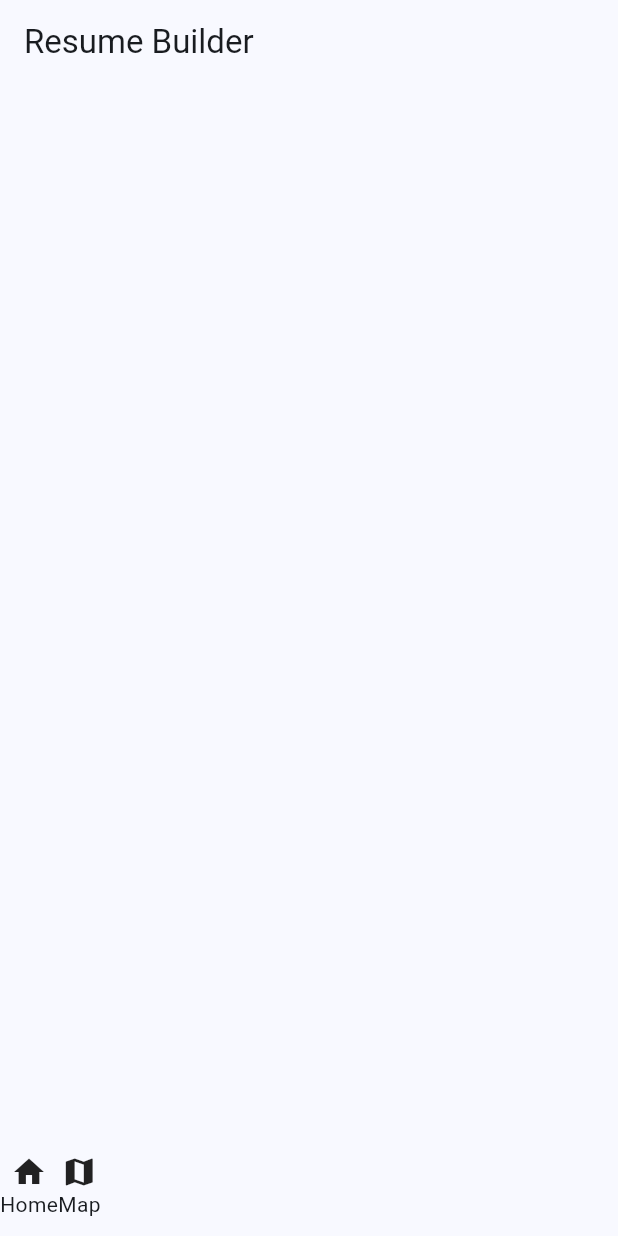
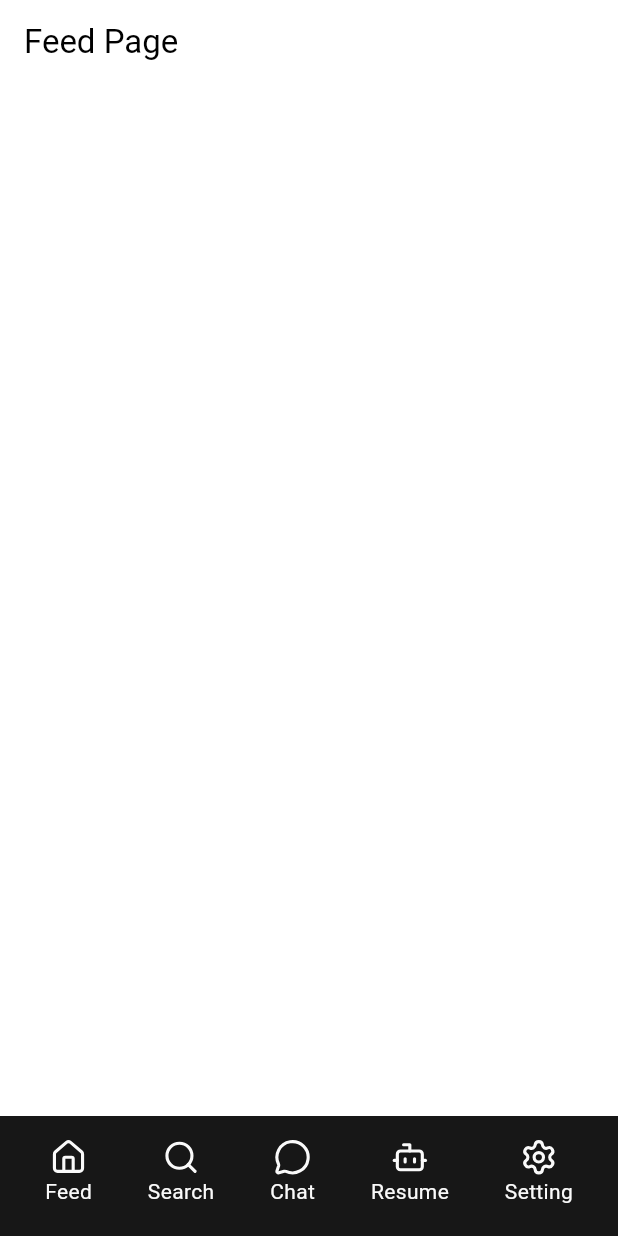
Before and after one commit to RithyBondeth/ApsaraTalent-Mobile, a Flutter app: the screen it shows after launch, on a phone screen of 412 x 824 dp. Run offline on Flutter 3.47's test engine with Material 3 defaults, Android fonts, the phone set to English and light mode, and no system bars; our stand-ins replace auto_route, flex_color_scheme, flutter_dotenv, flutter_riverpod, lucide_icons_flutter.

Commit message:
setup route and theme color

```diff
--- /dev/null
+++ b/lib/features/chat/presentation/screens/chat_screen.dart
@@ -0,0 +1,16 @@
+import 'package:auto_route/auto_route.dart';
+import 'package:flutter/material.dart';
+
+@RoutePage()
+class ChatScreen extends StatelessWidget {
+  const ChatScreen({super.key});
+
+  @override
+  Widget build(BuildContext context) {
+    return Scaffold(
+      appBar: AppBar(
+        title: Text('Chat Page'),
+      ),
+    );
+  }
+}
--- /dev/null
+++ b/lib/features/feed/presentation/screens/feed_screen.dart
@@ -0,0 +1,16 @@
+import 'package:auto_route/auto_route.dart';
+import 'package:flutter/material.dart';
+
+@RoutePage()
+class FeedScreen extends StatelessWidget {
+  const FeedScreen({super.key});
+
+  @override
+  Widget build(BuildContext context) {
+    return Scaffold(
+      appBar: AppBar(
+        title: Text('Feed Page'),
+      ),
+    );
+  }
+}
--- a/lib/features/navigation/presentation/screens/main_screen.dart
+++ b/lib/features/navigation/presentation/screens/main_screen.dart
@@ -17,7 +17,11 @@ class MainScreen extends ConsumerWidget {
         backgroundColor: Colors.transparent,
         extendBody: true,
         routes: const [
+          FeedRoute(),
+          SearchRoute(),
+          ChatRoute(),
           ResumeBuilderRoute(),
+          SettingRoute(),
         ],
         bottomNavigationBuilder: (context, tabsRouter) {
           return CustomBottomNavigationBar(tabsRouter: tabsRouter);
--- a/lib/features/navigation/presentation/widgets/custom_bottom_navigation.dart
+++ b/lib/features/navigation/presentation/widgets/custom_bottom_navigation.dart
@@ -1,30 +1,67 @@
+import 'package:apsaratalent_mobile/features/navigation/presentation/widgets/custom_bottom_navigation_item.dart';
+import 'package:apsaratalent_mobile/features/navigation/providers/bottom_navigation_provider.dart';
+import 'package:apsaratalent_mobile/shared/extensions/color_extensions.dart';
 import 'package:auto_route/auto_route.dart';
 import 'package:flutter/material.dart';
+import 'package:flutter_riverpod/flutter_riverpod.dart';
+import 'package:lucide_icons_flutter/lucide_icons.dart';
 
-class CustomBottomNavigationBar extends StatelessWidget {
+class CustomBottomNavigationBar extends ConsumerWidget {
   final TabsRouter tabsRouter;
   const CustomBottomNavigationBar({super.key, required this.tabsRouter});
 
   @override
-  Widget build(BuildContext context) {
-    return SizedBox(
-      height: 55,
-      child: Row(
-        children: [
-          Column(
+  Widget build(BuildContext context, WidgetRef ref) {
+    return Container(
+        color: context.primary,
+        height: 80,
+        child: Padding(
+          padding: EdgeInsets.symmetric(vertical: 15, horizontal: 30),
+          child: Row(
+            mainAxisAlignment: MainAxisAlignment.spaceBetween,
             children: [
-              Icon(Icons.home),
-              Text('Home'),
+              CustomBottomNavigationItem(
+                icon: LucideIcons.house,
+                label: 'Feed',
+                index: 0,
+                ref: ref,
+                item: BottomNavigationItem.feed,
+                tabRouter: tabsRouter,
+              ),
+              CustomBottomNavigationItem(
+                icon: LucideIcons.search,
+                label: 'Search',
+                index: 1,
+                ref: ref,
+                item: BottomNavigationItem.search,
+                tabRouter: tabsRouter,
+              ),
+              CustomBottomNavigationItem(
+                icon: LucideIcons.messageCircle,
+                label: 'Chat',
+                index: 2,
+                ref: ref,
+                item: BottomNavigationItem.chat,
+                tabRouter: tabsRouter,
+              ),
+              CustomBottomNavigationItem(
+                icon: LucideIcons.bot,
+                label: 'Resume',
+                index: 3,
+                ref: ref,
+                item: BottomNavigationItem.resume,
+                tabRouter: tabsRouter,
+              ),
+              CustomBottomNavigationItem(
+                icon: LucideIcons.settings,
+                label: 'Setting',
+                index: 4,
+                ref: ref,
+                item: BottomNavigationItem.setting,
+                tabRouter: tabsRouter,
+              ),
             ],
           ),
-          Column(
-            children: [
-              Icon(Icons.map),
-              Text('Map'),
-            ],
-          )
-        ],
-      ),
-    );
+        ));
   }
 }
--- /dev/null
+++ b/lib/features/navigation/presentation/widgets/custom_bottom_navigation_item.dart
@@ -0,0 +1,48 @@
+import 'package:apsaratalent_mobile/features/navigation/providers/bottom_navigation_provider.dart';
+import 'package:apsaratalent_mobile/shared/extensions/color_extensions.dart';
+import 'package:auto_route/auto_route.dart';
+import 'package:flutter/material.dart';
+import 'package:flutter_riverpod/flutter_riverpod.dart';
+
+class CustomBottomNavigationItem extends StatelessWidget {
+  final IconData icon;
+  final String label;
+  final int index;
+  final BottomNavigationItem item;
+  final WidgetRef ref;
+  final TabsRouter tabRouter;
+  const CustomBottomNavigationItem({
+    super.key,
+    required this.icon,
+    required this.label,
+    required this.index,
+    required this.item,
+    required this.ref,
+    required this.tabRouter,
+  });
+
+  @override
+  Widget build(BuildContext context) {
+    //final isSelected = tabRouter.activeIndex == index;
+
+    return InkWell(
+      onTap: () {
+        tabRouter.setActiveIndex(index);
+        ref.read(bottomNavigationProvider.notifier).state == item;
+      },
+      child: Column(
+        children: [
+          Icon(
+            icon,
+            size: 25,
+            color: context.primaryForeground,
+          ),
+          Text(label,
+              style: TextStyle(
+                color: context.primaryForeground,
+              )),
+        ],
+      ),
+    );
+  }
+}
--- /dev/null
+++ b/lib/features/navigation/providers/bottom_navigation_provider.dart
@@ -0,0 +1,6 @@
+import 'package:flutter_riverpod/flutter_riverpod.dart';
+
+enum BottomNavigationItem { feed, search, chat, resume, setting }
+
+final bottomNavigationProvider =
+    StateProvider((ref) => BottomNavigationItem.feed);
--- /dev/null
+++ b/lib/features/search/presentation/screens/search_screen.dart
@@ -0,0 +1,16 @@
+import 'package:auto_route/auto_route.dart';
+import 'package:flutter/material.dart';
+
+@RoutePage()
+class SearchScreen extends StatelessWidget {
+  const SearchScreen({super.key});
+
+  @override
+  Widget build(BuildContext context) {
+    return Scaffold(
+      appBar: AppBar(
+        title: Text('Search Page'),
+      ),
+    );
+  }
+}
--- /dev/null
+++ b/lib/features/setting/presentation/screens/setting_page.dart
@@ -0,0 +1,16 @@
+import 'package:auto_route/auto_route.dart';
+import 'package:flutter/material.dart';
+
+@RoutePage()
+class SettingScreen extends StatelessWidget {
+  const SettingScreen({super.key});
+
+  @override
+  Widget build(BuildContext context) {
+    return Scaffold(
+      appBar: AppBar(
+        title: Text('Setting Page'),
+      ),
+    );
+  }
+}
--- a/lib/main/app.dart
+++ b/lib/main/app.dart
@@ -1,6 +1,7 @@
 import 'package:flutter/material.dart';
 import 'package:flutter_riverpod/flutter_riverpod.dart';
 import '../routes/app_route.dart';
+import '../shared/themes/app_theme.dart';
 
 class App extends ConsumerWidget {
   const App({super.key});
@@ -13,10 +14,9 @@ class App extends ConsumerWidget {
       title: 'Apsara Talent',
       debugShowCheckedModeBanner: false,
       routerConfig: appRouter.config(),
-      theme: ThemeData(
-        colorScheme: ColorScheme.fromSeed(seedColor: Colors.blue),
-        useMaterial3: true,
-      ),
+      theme: AppTheme.lightTheme,
+      darkTheme: AppTheme.darkTheme,
+      themeMode: ThemeMode.system,
     );
   }
 }
--- a/lib/routes/app_route.dart
+++ b/lib/routes/app_route.dart
@@ -1,3 +1,7 @@
+import 'package:apsaratalent_mobile/features/chat/presentation/screens/chat_screen.dart';
+import 'package:apsaratalent_mobile/features/feed/presentation/screens/feed_screen.dart';
+import 'package:apsaratalent_mobile/features/search/presentation/screens/search_screen.dart';
+import 'package:apsaratalent_mobile/features/setting/presentation/screens/setting_page.dart';
 import 'package:auto_route/auto_route.dart';
 import '../features/navigation/presentation/screens/main_screen.dart';
 import '../features/resume_builder/presentation/screens/resume_builder_screen.dart';
@@ -14,9 +18,25 @@ class AppRouter extends RootStackRouter {
           initial: true,
           children: [
             AutoRoute(
+              page: FeedRoute.page,
+              path: 'feed',
+              initial: true,
+            ),
+            AutoRoute(
+              page: SearchRoute.page,
+              path: 'search',
+            ),
+            AutoRoute(
+              page: ChatRoute.page,
+              path: 'chat',
+            ),
+            AutoRoute(
               page: ResumeBuilderRoute.page,
               path: 'resume-builder',
-              initial: true,
+            ),
+            AutoRoute(
+              page: SettingRoute.page,
+              path: 'setting',
             ),
           ],
         ),
--- /dev/null
+++ b/lib/shared/extensions/color_extensions.dart
@@ -0,0 +1,53 @@
+import 'package:apsaratalent_mobile/shared/themes/shadcn_colors.dart';
+import 'package:flutter/material.dart';
+
+extension ShadCnColorExtensions on BuildContext {
+  // Get the color scheme
+  ColorScheme get colorScheme => Theme.of(this).colorScheme;
+
+  // Get brightness
+  bool get isDark => Theme.of(this).brightness == Brightness.dark;
+
+  // Shadcn-style color getters
+  Color get background =>
+      isDark ? ShadCnColors.darkBackground : ShadCnColors.lightBackground;
+  Color get foreground =>
+      isDark ? ShadCnColors.darkForeground : ShadCnColors.lightForeground;
+  Color get card => isDark ? ShadCnColors.darkCard : ShadCnColors.lightCard;
+  Color get cardForeground => isDark
+      ? ShadCnColors.darkCardForeground
+      : ShadCnColors.lightCardForeground;
+  Color get popover =>
+      isDark ? ShadCnColors.darkPopover : ShadCnColors.lightPopover;
+  Color get popoverForeground => isDark
+      ? ShadCnColors.darkPopoverForeground
+      : ShadCnColors.lightPopoverForeground;
+  Color get primary =>
+      isDark ? ShadCnColors.darkPrimary : ShadCnColors.lightPrimary;
+  Color get primaryForeground => isDark
+      ? ShadCnColors.darkPrimaryForeground
+      : ShadCnColors.lightPrimaryForeground;
+  Color get secondary =>
+      isDark ? ShadCnColors.darkSecondary : ShadCnColors.lightSecondary;
+  Color get secondaryForeground => isDark
+      ? ShadCnColors.darkSecondaryForeground
+      : ShadCnColors.lightSecondaryForeground;
+  Color get muted => isDark ? ShadCnColors.darkMuted : ShadCnColors.lightMuted;
+  Color get mutedForeground => isDark
+      ? ShadCnColors.darkMutedForeground
+      : ShadCnColors.lightMutedForeground;
+  Color get accent =>
+      isDark ? ShadCnColors.darkAccent : ShadCnColors.lightAccent;
+  Color get accentForeground => isDark
+      ? ShadCnColors.darkAccentForeground
+      : ShadCnColors.lightAccentForeground;
+  Color get destructive =>
+      isDark ? ShadCnColors.darkDestructive : ShadCnColors.lightDestructive;
+  Color get destructiveForeground => isDark
+      ? ShadCnColors.darkDestructiveForeground
+      : ShadCnColors.lightDestructiveForeground;
+  Color get border =>
+      isDark ? ShadCnColors.darkBorder : ShadCnColors.lightBorder;
+  Color get input => isDark ? ShadCnColors.darkInput : ShadCnColors.lightInput;
+  Color get ring => isDark ? ShadCnColors.darkRing : ShadCnColors.lightRing;
+}
--- /dev/null
+++ b/lib/shared/themes/app_theme.dart
@@ -0,0 +1,173 @@
+// lib/theme/app_theme.dart
+import 'package:flex_color_scheme/flex_color_scheme.dart';
+import 'package:flutter/material.dart';
+import 'shadcn_flex_scheme.dart';
+import 'shadcn_colors.dart';
+
+class AppTheme {
+  static ThemeData get lightTheme {
+    return FlexThemeData.light(
+      colors: ShadCnFlexScheme.lightSchema,
+      surfaceMode: FlexSurfaceMode.levelSurfacesLowScaffold,
+      blendLevel: 0, // No blending to keep exact colors
+      appBarOpacity: 1.0,
+      tabBarStyle: FlexTabBarStyle.forAppBar,
+      subThemesData: const FlexSubThemesData(
+        blendOnLevel: 0,
+        blendOnColors: false,
+        useM2StyleDividerInM3: false,
+        alignedDropdown: true,
+        useInputDecoratorThemeInDialogs: true,
+
+        // Button styling (shadcn-like)
+        elevatedButtonRadius: 8.0, // 0.5rem = 8px
+        elevatedButtonElevation: 0,
+        elevatedButtonSchemeColor: SchemeColor.primary,
+
+        filledButtonRadius: 8.0,
+        filledButtonSchemeColor: SchemeColor.primary,
+
+        outlinedButtonRadius: 8.0,
+        outlinedButtonBorderWidth: 1.0,
+        outlinedButtonSchemeColor: SchemeColor.primary,
+
+        textButtonRadius: 8.0,
+
+        // Card styling
+        cardRadius: 8.0,
+        cardElevation: 0,
+
+        // Input field styling
+        inputDecoratorRadius: 8.0,
+        inputDecoratorBorderType: FlexInputBorderType.outline,
+        inputDecoratorFocusedHasBorder: true,
+        inputDecoratorBorderSchemeColor: SchemeColor.outline,
+        inputDecoratorFocusedBorderWidth: 1.0,
+        inputDecoratorBorderWidth: 1.0,
+
+        // App Bar
+        appBarBackgroundSchemeColor: SchemeColor.surface,
+        appBarForegroundSchemeColor: SchemeColor.onSurface,
+        appBarCenterTitle: false,
+
+        // FAB
+        fabRadius: 8.0,
+        fabUseShape: true,
+        fabSchemeColor: SchemeColor.primary,
+
+        // Navigation Bar
+        bottomNavigationBarElevation: 0,
+        bottomNavigationBarSelectedLabelSchemeColor: SchemeColor.primary,
+        bottomNavigationBarUnselectedLabelSchemeColor: SchemeColor.onSurface,
+        bottomNavigationBarSelectedIconSchemeColor: SchemeColor.primary,
+        bottomNavigationBarUnselectedIconSchemeColor: SchemeColor.onSurface,
+
+        // Dialog
+        dialogRadius: 8.0,
+        dialogElevation: 0,
+
+        // Bottom Sheet
+        bottomSheetRadius: 8.0,
+        bottomSheetElevation: 0,
+
+        // Chip
+        chipRadius: 8.0,
+        chipBlendColors: false,
+      ),
+      visualDensity: FlexColorScheme.comfortablePlatformDensity,
+      useMaterial3: true,
+      swapLegacyOnMaterial3: true,
+    ).copyWith(
+      // Override specific colors to match Shadcn exactly
+      scaffoldBackgroundColor: ShadCnColors.lightBackground,
+      colorScheme: FlexColorScheme.light(
+        colors: ShadCnFlexScheme.lightSchema,
+        useMaterial3: true,
+      ).toScheme.copyWith(
+            surface: ShadCnColors.lightCard,
+            onSurface: ShadCnColors.lightCardForeground,
+            outline: ShadCnColors.lightBorder,
+            outlineVariant: ShadCnColors.lightInput,
+          ),
+    );
+  }
+
+  static ThemeData get darkTheme {
+    return FlexThemeData.dark(
+      colors: ShadCnFlexScheme.darkScheme,
+      surfaceMode: FlexSurfaceMode.levelSurfacesLowScaffold,
+      blendLevel: 0, // No blending to keep exact colors
+      appBarOpacity: 1.0,
+      tabBarStyle: FlexTabBarStyle.forAppBar,
+      subThemesData: const FlexSubThemesData(
+        blendOnLevel: 0,
+        blendOnColors: false,
+        useM2StyleDividerInM3: false,
+        alignedDropdown: true,
+        useInputDecoratorThemeInDialogs: true,
+
+        // Same styling as light theme
+        elevatedButtonRadius: 8.0,
+        elevatedButtonElevation: 0,
+        elevatedButtonSchemeColor: SchemeColor.primary,
+
+        filledButtonRadius: 8.0,
+        filledButtonSchemeColor: SchemeColor.primary,
+
+        outlinedButtonRadius: 8.0,
+        outlinedButtonBorderWidth: 1.0,
+        outlinedButtonSchemeColor: SchemeColor.primary,
+
+        textButtonRadius: 8.0,
+
+        cardRadius: 8.0,
+        cardElevation: 0,
+
+        inputDecoratorRadius: 8.0,
+        inputDecoratorBorderType: FlexInputBorderType.outline,
+        inputDecoratorFocusedHasBorder: true,
+        inputDecoratorBorderSchemeColor: SchemeColor.outline,
+        inputDecoratorFocusedBorderWidth: 1.0,
+        inputDecoratorBorderWidth: 1.0,
+
+        appBarBackgroundSchemeColor: SchemeColor.surface,
+        appBarForegroundSchemeColor: SchemeColor.onSurface,
+        appBarCenterTitle: false,
+
+        fabRadius: 8.0,
+        fabUseShape: true,
+        fabSchemeColor: SchemeColor.primary,
+
+        bottomNavigationBarElevation: 0,
+        bottomNavigationBarSelectedLabelSchemeColor: SchemeColor.primary,
+        bottomNavigationBarUnselectedLabelSchemeColor: SchemeColor.onSurface,
+        bottomNavigationBarSelectedIconSchemeColor: SchemeColor.primary,
+        bottomNavigationBarUnselectedIconSchemeColor: SchemeColor.onSurface,
+
+        dialogRadius: 8.0,
+        dialogElevation: 0,
+
+        bottomSheetRadius: 8.0,
+        bottomSheetElevation: 0,
+
+        chipRadius: 8.0,
+        chipBlendColors: false,
+      ),
+      visualDensity: FlexColorScheme.comfortablePlatformDensity,
+      useMaterial3: true,
+      swapLegacyOnMaterial3: true,
+    ).copyWith(
+      // Override specific colors to match Shadcn exactly
+      scaffoldBackgroundColor: ShadCnColors.darkBackground,
+      colorScheme: FlexColorScheme.dark(
+        colors: ShadCnFlexScheme.darkScheme,
+        useMaterial3: true,
+      ).toScheme.copyWith(
+            surface: ShadCnColors.darkCard,
+            onSurface: ShadCnColors.darkCardForeground,
+            outline: ShadCnColors.darkBorder,
+            outlineVariant: ShadCnColors.darkInput,
+          ),
+    );
+  }
+}
--- /dev/null
+++ b/lib/shared/themes/shadcn_colors.dart
@@ -0,0 +1,58 @@
+import 'package:flutter/material.dart';
+
+class ShadCnColors {
+  ShadCnColors._();
+
+  static Color hslToColor(double h, double s, double l) {
+    return HSLColor.fromAHSL(1.0, h, s / 100, l / 100).toColor();
+  }
+
+  // Light theme colors (converted from CSS variables)
+  static const Color lightBackground = Color(0xFFFFFFFF); // 0 0% 100%
+  static const Color lightForeground = Color(0xFF0A0A0A); // 0 0% 3.9%
+  static const Color lightCard = Color(0xFFFFFFFF); // 0 0% 100%
+  static const Color lightCardForeground = Color(0xFF0A0A0A); // 0 0% 3.9%
+  static const Color lightPopover = Color(0xFFFFFFFF); // 0 0% 100%
+  static const Color lightPopoverForeground = Color(0xFF0A0A0A); // 0 0% 3.9%
+  static const Color lightPrimary = Color(0xFF171717); // 0 0% 9%
+  static const Color lightPrimaryForeground = Color(0xFFFAFAFA); // 0 0% 98%
+  static const Color lightSecondary = Color(0xFFF5F5F5); // 0 0% 96.1%
+  static const Color lightSecondaryForeground = Color(0xFF171717); // 0 0% 9%
+  static const Color lightMuted = Color(0xFFF5F5F5); // 0 0% 96.1%
+  static const Color lightMutedForeground = Color(0xFF737373); // 0 0% 45.1%
+  static const Color lightAccent = Color(0xFFF5F5F5); // 0 0% 96.1%
+  static const Color lightAccentForeground = Color(0xFF171717); // 0 0% 9%
+  static const Color lightDestructive = Color(0xFFEF4444); // 0 84.2% 60.2%
+  static const Color lightDestructiveForeground = Color(0xFFFAFAFA); // 0 0% 98%
+  static const Color lightBorder = Color(0xFFE5E5E5); // 0 0% 89.8%
+  static const Color lightInput = Color(0xFFE5E5E5); // 0 0% 89.8%
+  static const Color lightRing = Color(0xFF0A0A0A); // 0 0% 3.9%
+
+  // Dark theme colors (converted from CSS variables)
+  static const Color darkBackground = Color(0xFF0A0A0A); // 0 0% 3.9%
+  static const Color darkForeground = Color(0xFFFAFAFA); // 0 0% 98%
+  static const Color darkCard = Color(0xFF0A0A0A); // 0 0% 3.9%
+  static const Color darkCardForeground = Color(0xFFFAFAFA); // 0 0% 98%
+  static const Color darkPopover = Color(0xFF0A0A0A); // 0 0% 3.9%
+  static const Color darkPopoverForeground = Color(0xFFFAFAFA); // 0 0% 98%
+  static const Color darkPrimary = Color(0xFFFAFAFA); // 0 0% 98%
+  static const Color darkPrimaryForeground = Color(0xFF171717); // 0 0% 9%
+  static const Color darkSecondary = Color(0xFF262626); // 0 0% 14.9%
+  static const Color darkSecondaryForeground = Color(0xFFFAFAFA); // 0 0% 98%
+  static const Color darkMuted = Color(0xFF262626); // 0 0% 14.9%
+  static const Color darkMutedForeground = Color(0xFFA3A3A3); // 0 0% 63.9%
+  static const Color darkAccent = Color(0xFF262626); // 0 0% 14.9%
+  static const Color darkAccentForeground = Color(0xFFFAFAFA); // 0 0% 98%
+  static const Color darkDestructive = Color(0xFF7F1D1D); // 0 62.8% 30.6%
+  static const Color darkDestructiveForeground = Color(0xFFFAFAFA); // 0 0% 98%
+  static const Color darkBorder = Color(0xFF262626); // 0 0% 14.9%
+  static const Color darkInput = Color(0xFF262626); // 0 0% 14.9%
+  static const Color darkRing = Color(0xFFD4D4D4); // 0 0% 83.1%
+
+  // Chart colors
+  static const Color chart1 = Color(0xFFE76E50); // 12 76% 61%
+  static const Color chart2 = Color(0xFF2A9D8F); // 173 58% 39%
+  static const Color chart3 = Color(0xFF264653); // 197 37% 24%
+  static const Color chart4 = Color(0xFFE9C46A); // 43 74% 66%
+  static const Color chart5 = Color(0xFFF4A261); // 27 87% 67%
+}
--- /dev/null
+++ b/lib/shared/themes/shadcn_flex_scheme.dart
@@ -0,0 +1,28 @@
+import 'package:apsaratalent_mobile/shared/themes/shadcn_colors.dart';
+import 'package:flex_color_scheme/flex_color_scheme.dart';
+
+class ShadCnFlexScheme {
+  static const FlexSchemeColor lightSchema = FlexSchemeColor(
+    primary: ShadCnColors.lightPrimary,
+    primaryContainer: ShadCnColors.lightMuted,
+    secondary: ShadCnColors.lightSecondary,
+    secondaryContainer: ShadCnColors.lightAccent,
+    tertiary: ShadCnColors.chart1,
+    tertiaryContainer: ShadCnColors.lightMuted,
+    appBarColor: ShadCnColors.lightCard,
+    error: ShadCnColors.lightDestructive,
+    errorContainer: ShadCnColors.lightMuted,
+  );
+
+  static const FlexSchemeColor darkScheme = FlexSchemeColor(
+    primary: ShadCnColors.darkPrimary,
+    primaryContainer: ShadCnColors.darkMuted,
+    secondary: ShadCnColors.darkSecondary,
+    secondaryContainer: ShadCnColors.darkAccent,
+    tertiary: ShadCnColors.chart1,
+    tertiaryContainer: ShadCnColors.darkMuted,
+    appBarColor: ShadCnColors.darkCard,
+    error: ShadCnColors.darkDestructive,
+    errorContainer: ShadCnColors.darkMuted,
+  );
+}
--- a/pubspec.yaml
+++ b/pubspec.yaml
@@ -37,6 +37,8 @@ dependencies:
   flutter_dotenv: ^6.0.0
   flutter_riverpod: ^2.6.1
   auto_route: ^10.1.0+1
+  flex_color_scheme: ^8.1.1
+  lucide_icons_flutter: ^3.0.9
 
 dev_dependencies:
   flutter_test:
```
Also changed, not shown: lib/routes/app_route.gr.dart, pubspec.lock.
